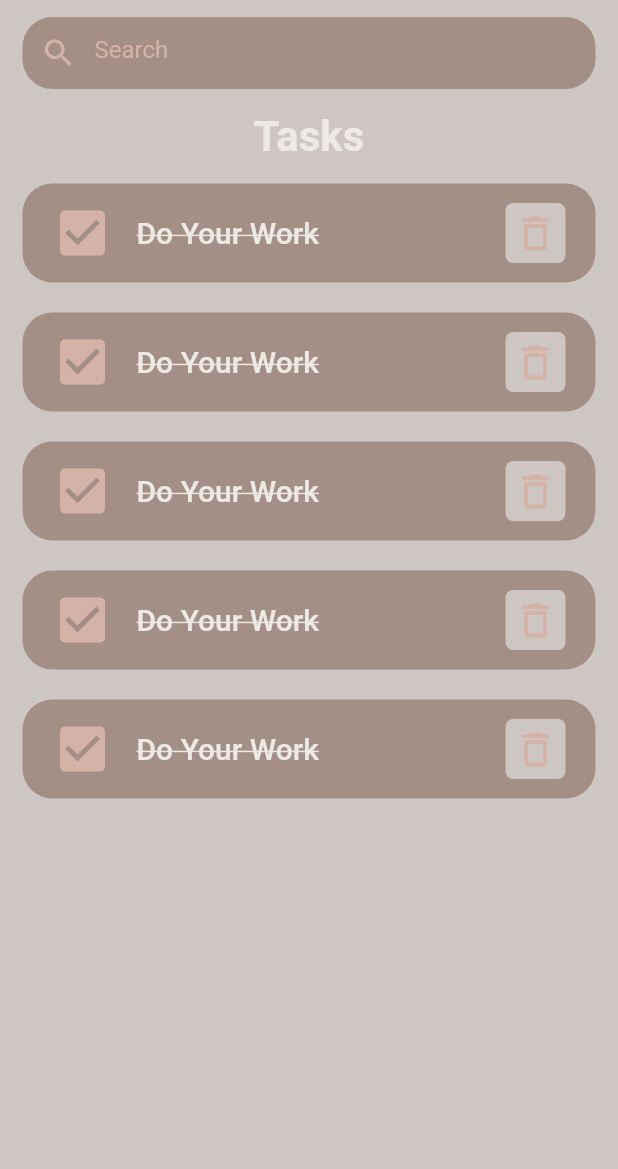
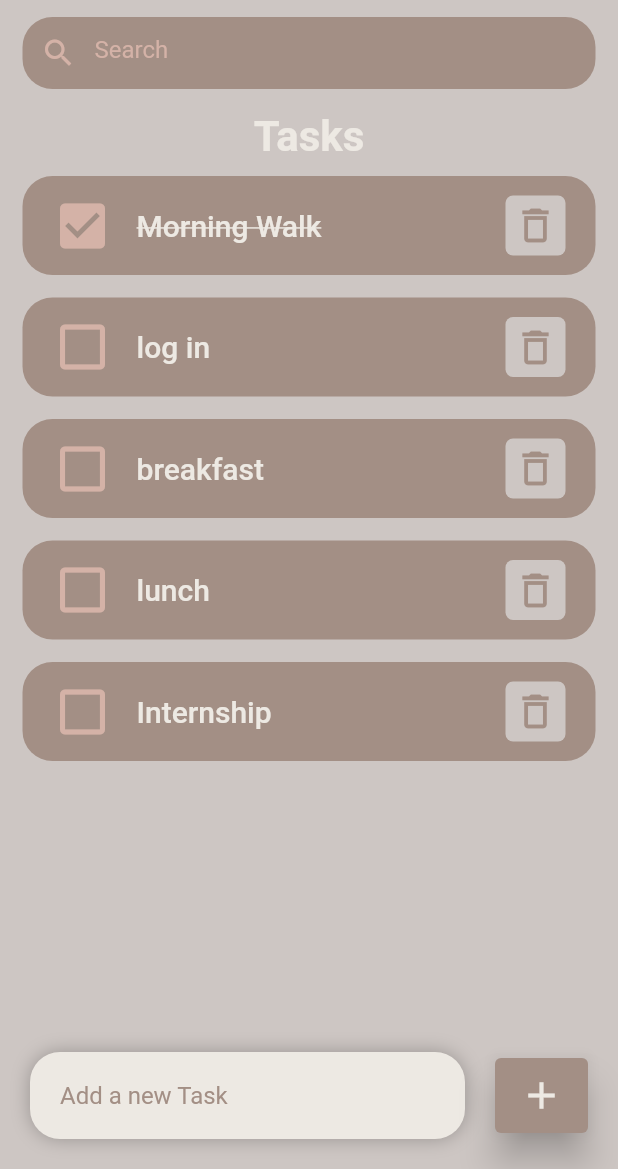
Before and after one commit to AdibaNoor/Daily-Task, a Flutter app: the screen it shows after launch, on a phone screen of 412 x 824 dp, the part 67-1236 px from its top. Run offline on Flutter 3.47's test engine with Material 2 defaults, Android fonts, the phone set to English and light mode, and no system bars.

Commit message:
added all functionalities

```diff
--- /dev/null
+++ b/daily_task/lib/Model/ToDo.dart
@@ -0,0 +1,19 @@
+class ToDo{
+  String? id;
+  String? todoText;
+  bool isDone;
+  ToDo({
+    required this.id,
+    required this.todoText,
+    this.isDone=false,
+});
+  static List<ToDo> todolist(){
+    return[
+      ToDo(id: '1', todoText:'Morning Walk', isDone: true),
+      ToDo(id: '2', todoText:'log in'),
+      ToDo(id: '3', todoText:'breakfast'),
+      ToDo(id: '4', todoText:'lunch'),
+      ToDo(id: '5', todoText:'Internship '),
+    ];
+  }
+}
--- a/daily_task/lib/Pages/Home.dart
+++ b/daily_task/lib/Pages/Home.dart
@@ -1,6 +1,8 @@
 import 'package:daily_task/Constants.dart';
+import 'package:daily_task/Model/ToDo.dart';
 import 'package:daily_task/Widget/ToDO%20Items.dart';
 import 'package:flutter/material.dart';
+
 
 class Home extends StatefulWidget {
   const Home({Key? key}) : super(key: key);
@@ -10,6 +12,15 @@ class Home extends StatefulWidget {
 }
 
 class _HomeState extends State<Home> {
+  final todoslist = ToDo.todolist();
+  final _todoController = TextEditingController();
+  List<ToDo> _foundList =[];
+
+  @override
+  void initState() {
+    _foundList = todoslist;
+    super.initState();
+  }
   @override
   Widget build(BuildContext context) {
     return Scaffold(
@@ -21,7 +32,9 @@ class _HomeState extends State<Home> {
         title: Text('Daily-Task',
         style: TextStyle(color: textcolor,fontSize: 28,fontWeight: FontWeight.bold),),
       ),
-      body: Container(
+      body: Stack(
+        children: [
+          Container(
             padding: EdgeInsets.symmetric(horizontal:15),
             child: Column(
               children: [
@@ -32,6 +45,7 @@ class _HomeState extends State<Home> {
                     borderRadius: BorderRadius.circular(20),
                   ),
                   child: TextField(
+                    onChanged: (value)=> _runFilter(value),
                     cursorColor: textcolor,
                     decoration: InputDecoration(
                       prefixIcon: Icon(Icons.search,color: iconcolor,),
@@ -48,19 +62,95 @@ class _HomeState extends State<Home> {
                 Text('Tasks',
                 style: TextStyle(fontSize: 28, fontWeight: FontWeight.bold,color: textcolor),),
                 //all the tiles
-            SizedBox(height: 15,),
+                SizedBox(height: 10,),
                 Expanded(child: ListView(
                   children: [
-                ToDoItems(),
-                ToDoItems(),
-                ToDoItems(),
-                ToDoItems(),
-                ToDoItems(),
+                    for(ToDo todo in _foundList)
+                      ToDoItems(todo: todo,
+                      onToDoChanged: _handleToDoChanges,
+                        onDeleteItem: _deleteToDoItem,
+                      )
                   ],
                 ),),
               ],
             ),
           ),
+          Align(
+            alignment: Alignment.bottomCenter,
+            child: Row(
+              children: [
+                //input
+                Expanded(child: Container(
+                  padding: EdgeInsets.symmetric(horizontal: 20,vertical: 5),
+                  decoration: BoxDecoration(
+                    color: textcolor,
+                    borderRadius: BorderRadius.circular(20),
+                    boxShadow: const[BoxShadow(
+                      color: Colors.black26,
+                      blurRadius: 10,
+                      offset: Offset(0,0),
+                      spreadRadius: 0,
+                    )]
+                  ),
+                  child: TextField(
+                    controller: _todoController,
+                    decoration: InputDecoration(
+                      hintText: 'Add a new Task',
+                      hintStyle: TextStyle(color: tilecolor),
+                      border: InputBorder.none,
+                    ),
+                  ),
+                  margin: EdgeInsets.only(bottom: 20,left: 20,right: 20),
+                ),),
+                //plus icon
+                Container(
+                  margin: EdgeInsets.only(bottom: 20,right: 20),
+                  child: ElevatedButton(
+                    style: ElevatedButton.styleFrom(
+                      backgroundColor: tilecolor,
+                      minimumSize: Size(50, 50),
+                      elevation: 10,
+                    ),
+                    onPressed: (){
+                      _addToDoItem(_todoController.text);
+                    },
+                    child: Icon(Icons.add,color: textcolor,size: 30,),
+                  ),
+                )
+              ],
+            ),
+          )
+        ],
+      ),
     );
   }
+  void _handleToDoChanges(ToDo todo) {
+    setState(() {
+      todo.isDone = !todo.isDone;
+    });
   }
+  void _deleteToDoItem(String id){
+    setState(() {
+      todoslist.removeWhere((item) => item.id == id);
+    });
+  }
+  void _addToDoItem(String toDo){
+    setState(() {
+      todoslist.add(ToDo(id: DateTime.now().millisecondsSinceEpoch.toString(), todoText:toDo));
+    });
+    _todoController.clear();
+  }
+  void _runFilter(String enteredkeyword){
+    List<ToDo> result =[];
+    if(enteredkeyword.isEmpty){
+      result=todoslist;}
+    else{
+      result = todoslist.where(
+              (item) => item.todoText!.toLowerCase().contains(enteredkeyword.toLowerCase())).toList();
+    }
+    setState(() {
+      _foundList = result;
+    });
+
+  }
+}
--- a/daily_task/lib/Widget/ToDO Items.dart
+++ b/daily_task/lib/Widget/ToDO Items.dart
@@ -1,20 +1,28 @@
 import 'package:daily_task/Constants.dart';
 import 'package:flutter/material.dart';
 
+import '../Model/ToDo.dart';
+
 class ToDoItems extends StatelessWidget {
-  const ToDoItems({Key? key}) : super(key: key);
+  const ToDoItems({Key? key, required this.todo, this.onToDoChanged, this.onDeleteItem}) : super(key: key);
+  final ToDo todo;
+  final onToDoChanged;
+  final onDeleteItem;
 
   @override
   Widget build(BuildContext context) {
     return Container(
-      margin: EdgeInsets.only(bottom: 20),
+      margin: EdgeInsets.only(bottom: 15),
       child: ListTile(
         contentPadding: EdgeInsets.symmetric(horizontal: 20, vertical: 5),
-        onTap: (){},
+        onTap: (){
+          onToDoChanged(todo);
+        },
         shape: RoundedRectangleBorder(borderRadius: BorderRadius.circular(20)),
         tileColor: tilecolor,
-        leading: Icon(Icons.check_box,color: iconcolor,size: 40,),
-        title: Text('Do Your Work', style: TextStyle(color: textcolor,decoration: TextDecoration.lineThrough,
+        leading: Icon(todo.isDone? Icons.check_box : Icons.check_box_outline_blank
+          ,color: iconcolor,size: 40,),
+        title: Text(todo.todoText!, style: TextStyle(color: textcolor,decoration: todo.isDone? TextDecoration.lineThrough : null,
             fontSize: 20,fontWeight: FontWeight.w500),),
         trailing: Container(
           padding: EdgeInsets.all(0),
@@ -26,8 +34,10 @@ class ToDoItems extends StatelessWidget {
           ),
           child: IconButton(
             padding: EdgeInsets.all(5),
-            onPressed: (){},
-            icon: Icon(Icons.delete_outlined,color: iconcolor,),
+            onPressed: (){
+              onDeleteItem(todo.id);
+            },
+            icon: Icon(Icons.delete_outlined,color: tilecolor,),
             iconSize: 30,
           ),
         ),
```
Lines whose indentation alone changed are shown as unchanged.
